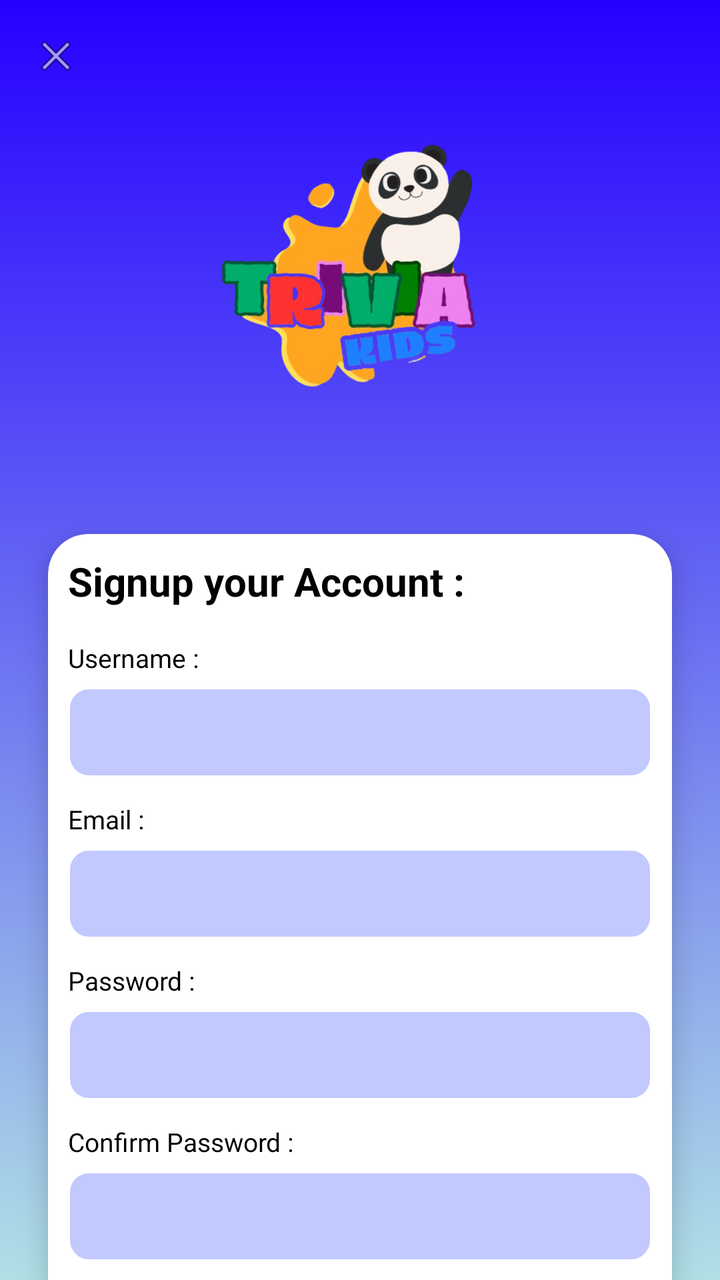
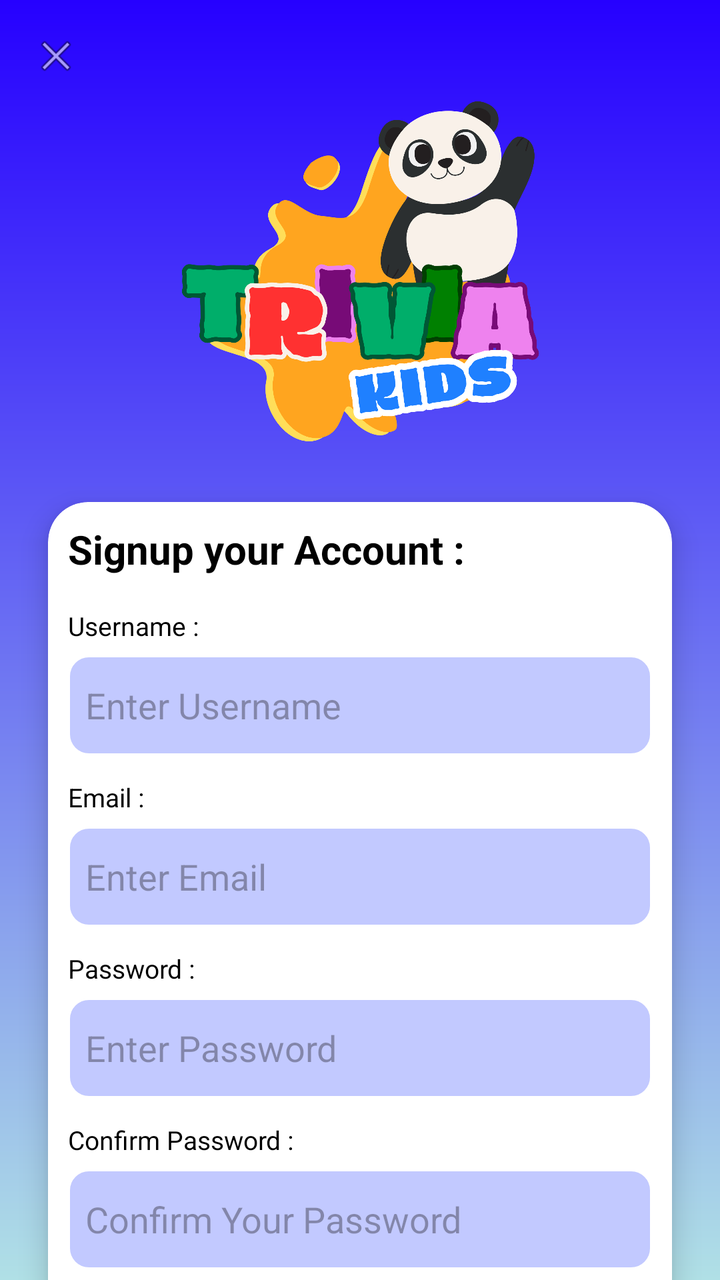

Screens rendered from an Android XML layout before and after an edit, with the pre-edit source and the edit as a unified diff.
<!-- AndroidManifest.xml: application theme Theme.QuizApp -->
<!-- res/layout/signup_page.xml -->
<?xml version="1.0" encoding="utf-8"?>
<androidx.constraintlayout.widget.ConstraintLayout
    xmlns:android="http://schemas.android.com/apk/res/android"
    xmlns:app="http://schemas.android.com/apk/res-auto"
    xmlns:tools="http://schemas.android.com/tools"
    android:layout_width="match_parent"
    android:layout_height="match_parent"
    android:background="@drawable/bg">

    <ImageView
        android:id="@+id/btnClose"
        android:layout_width="24dp"
        android:layout_height="24dp"
        android:layout_margin="16dp"
        android:src="@android:drawable/ic_menu_close_clear_cancel"
        app:layout_constraintStart_toStartOf="parent"
        app:layout_constraintTop_toTopOf="parent"/>

    <ImageView
        android:id="@+id/imgLogo"
        android:layout_width="217dp"
        android:layout_height="199dp"
        android:layout_marginTop="4dp"
        android:src="@drawable/newlogo"
        app:layout_constraintEnd_toEndOf="parent"
        app:layout_constraintStart_toStartOf="parent"
        app:layout_constraintTop_toBottomOf="@id/btnClose" />

    <androidx.cardview.widget.CardView
        android:layout_width="0dp"
        android:layout_height="wrap_content"
        android:layout_margin="24dp"
        app:cardCornerRadius="20dp"
        app:cardElevation="8dp"
        app:layout_constraintTop_toBottomOf="@id/imgLogo"
        app:layout_constraintStart_toStartOf="parent"
        app:layout_constraintEnd_toEndOf="parent">

        <LinearLayout
            android:layout_width="match_parent"
            android:layout_height="match_parent"
            android:orientation="vertical"
            android:padding="10dp">

            
            <TextView
                android:layout_width="wrap_content"
                android:layout_height="wrap_content"
                android:layout_marginBottom="16dp"
                android:text="Signup your Account :"
                android:textColor="#000000"
                android:textSize="20sp"
                android:textStyle="bold" />

            
            <TextView
                android:layout_width="wrap_content"
                android:layout_height="wrap_content"
                android:text="Username :"
                android:textColor="#000000"
                android:textSize="13sp" />

            <EditText
                android:id="@+id/etUsername"
                android:layout_width="match_parent"
                android:layout_height="45dp"
                android:layout_marginTop="6dp"
                android:layout_marginBottom="12dp"
                android:background="@drawable/edit_text_rounded_corner"
                android:inputType="textPersonName" />

            
            <TextView
                android:layout_width="wrap_content"
                android:layout_height="wrap_content"
                android:text="Email :"
                android:textColor="#000000"
                android:textSize="13sp" />

            <EditText
                android:id="@+id/etEmail"
                android:layout_width="match_parent"
                android:layout_height="45dp"
                android:layout_marginTop="6dp"
                android:layout_marginBottom="12dp"
                android:background="@drawable/edit_text_rounded_corner"
                android:inputType="textPersonName" />
            

            
            <TextView
                android:layout_width="wrap_content"
                android:layout_height="wrap_content"
                android:text="Password :"
                android:textColor="#000000"
                android:textSize="13sp" />

            <EditText
                android:id="@+id/etPassword"
                android:layout_width="match_parent"
                android:layout_height="45dp"
                android:layout_marginTop="6dp"
                android:layout_marginBottom="12dp"
                android:background="@drawable/edit_text_rounded_corner"
                android:inputType="textPersonName" />

            <TextView
                android:layout_width="wrap_content"
                android:layout_height="wrap_content"
                android:text="Confirm Password :"
                android:textColor="#000000"
                android:textSize="13sp" />

            <EditText

                android:layout_width="match_parent"
                android:layout_height="45dp"
                android:layout_marginTop="6dp"
                android:layout_marginBottom="20dp"
                android:background="@drawable/edit_text_rounded_corner"
                android:inputType="textPassword" />

            
            <Button
                android:id="@+id/btnLogin"
                android:layout_width="match_parent"
                android:layout_height="50dp"
                android:backgroundTint="#7C8CFB"
                android:text="LOGIN"
                android:textColor="@android:color/white"
                android:textStyle="bold" />

        </LinearLayout>
    </androidx.cardview.widget.CardView>

</androidx.constraintlayout.widget.ConstraintLayout>
<!-- resources referenced by this layout -->
<resources>
  <!-- drawable bg (drawable) -->
  <?xml version="1.0" encoding="utf-8"?>
  <shape xmlns:android="http://schemas.android.com/apk/res/android"
      android:shape="rectangle">
      <gradient
          android:startColor="#2600FF"
          android:endColor="#B0E0E6"
          android:angle="-90"
          android:centerY="0.8"/>
  </shape>
  <!-- drawable edit_text_rounded_corner (drawable) -->
  <?xml version="1.0" encoding="utf-8"?>
  <shape android:shape="rectangle" xmlns:android="http://schemas.android.com/apk/res/android">
  
  <stroke android:width="1dp" android:color="@color/white"/>
  <corners android:radius="10dp"/>
  <solid android:color="@color/textPurple"/>
  </shape>
  <!-- drawable newlogo: png bitmap (drawable, 113529 bytes) -->
  <style name="Theme.QuizApp" parent="Base.Theme.QuizApp" />
  <color name="white">#FFFFFFFF</color>
  <color name="textPurple">#C2C9FF</color>
  <style name="Base.Theme.QuizApp" parent="Theme.Material3.DayNight.NoActionBar">
          
          <item name="colorPrimary">@color/purple</item>
          <item name="colorPrimaryVariant">@color/blue</item>
          <item name="android:statusBarColor">@color/blue</item>
      </style>
  <color name="purple">#2600FF</color>
  <color name="blue">#B0E0E6</color>
</resources>

<!-- the commit's change to res/layout/signup_page.xml (unified diff, before → after) -->
@@ -18,10 +18,10 @@
 
     <ImageView
         android:id="@+id/imgLogo"
-        android:layout_width="217dp"
-        android:layout_height="199dp"
+        android:layout_width="205dp"
+        android:layout_height="183dp"
         android:layout_marginTop="4dp"
-        android:src="@drawable/newlogo"
+        android:src="@drawable/LatestLogo"
         app:layout_constraintEnd_toEndOf="parent"
         app:layout_constraintStart_toStartOf="parent"
         app:layout_constraintTop_toBottomOf="@id/btnClose" />
@@ -63,10 +63,11 @@
             <EditText
                 android:id="@+id/etUsername"
                 android:layout_width="match_parent"
-                android:layout_height="45dp"
+                android:layout_height="50dp"
                 android:layout_marginTop="6dp"
                 android:layout_marginBottom="12dp"
                 android:background="@drawable/edit_text_rounded_corner"
+                android:hint="  Enter Username"
                 android:inputType="textPersonName" />
 
             
@@ -80,10 +81,11 @@
             <EditText
                 android:id="@+id/etEmail"
                 android:layout_width="match_parent"
-                android:layout_height="45dp"
+                android:layout_height="50dp"
                 android:layout_marginTop="6dp"
                 android:layout_marginBottom="12dp"
                 android:background="@drawable/edit_text_rounded_corner"
+                android:hint="  Enter Email"
                 android:inputType="textPersonName" />
             
 
@@ -98,10 +100,11 @@
             <EditText
                 android:id="@+id/etPassword"
                 android:layout_width="match_parent"
-                android:layout_height="45dp"
+                android:layout_height="50dp"
                 android:layout_marginTop="6dp"
                 android:layout_marginBottom="12dp"
                 android:background="@drawable/edit_text_rounded_corner"
+                android:hint="  Enter Password"
                 android:inputType="textPersonName" />
 
             <TextView
@@ -114,15 +117,16 @@
             <EditText
 
                 android:layout_width="match_parent"
-                android:layout_height="45dp"
+                android:layout_height="50dp"
                 android:layout_marginTop="6dp"
                 android:layout_marginBottom="20dp"
                 android:background="@drawable/edit_text_rounded_corner"
+                android:hint="  Confirm Your Password"
                 android:inputType="textPassword" />
 
             
             <Button
-                android:id="@+id/btnLogin"
+                android:id="@+id/btnSignUp"
                 android:layout_width="match_parent"
                 android:layout_height="50dp"
                 android:backgroundTint="#7C8CFB"
<!-- resource entries referenced after the edit -->
@@ -1,5 +1,6 @@
 <!-- resources referenced by this layout -->
 <resources>
+  <!-- drawable LatestLogo: png bitmap (drawable, 164232 bytes) -->
   <!-- drawable bg (drawable) -->
   <?xml version="1.0" encoding="utf-8"?>
   <shape xmlns:android="http://schemas.android.com/apk/res/android"
@@ -18,7 +19,6 @@
   <corners android:radius="10dp"/>
   <solid android:color="@color/textPurple"/>
   </shape>
-  <!-- drawable newlogo: png bitmap (drawable, 113529 bytes) -->
   <style name="Theme.QuizApp" parent="Base.Theme.QuizApp" />
   <color name="white">#FFFFFFFF</color>
   <color name="textPurple">#C2C9FF</color>
